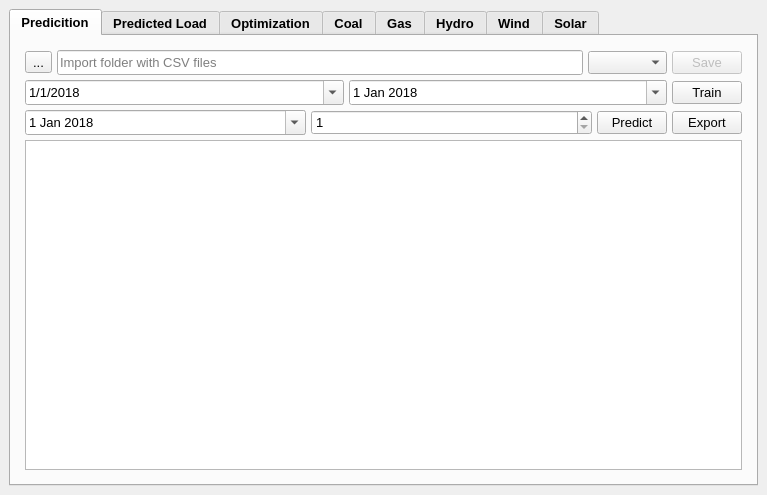
Before: the Qt Designer form gui/load_prediction_xml.ui in Djordje99/ISIS_Load_Prediction, drawn with Qt 5.
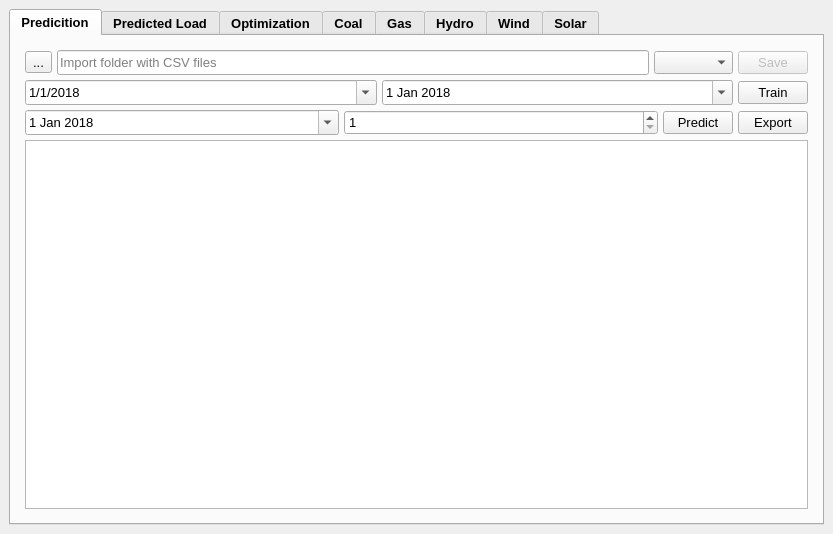
After: the same form once the commit is applied. Custom widgets are drawn as their Qt base class.

The edit to the form file:
```diff
--- a/gui/load_prediction_xml.ui
+++ b/gui/load_prediction_xml.ui
@@ -6,8 +6,8 @@
    <rect>
     <x>0</x>
     <y>0</y>
-    <width>767</width>
-    <height>495</height>
+    <width>833</width>
+    <height>534</height>
    </rect>
   </property>
   <property name="windowTitle">
```
